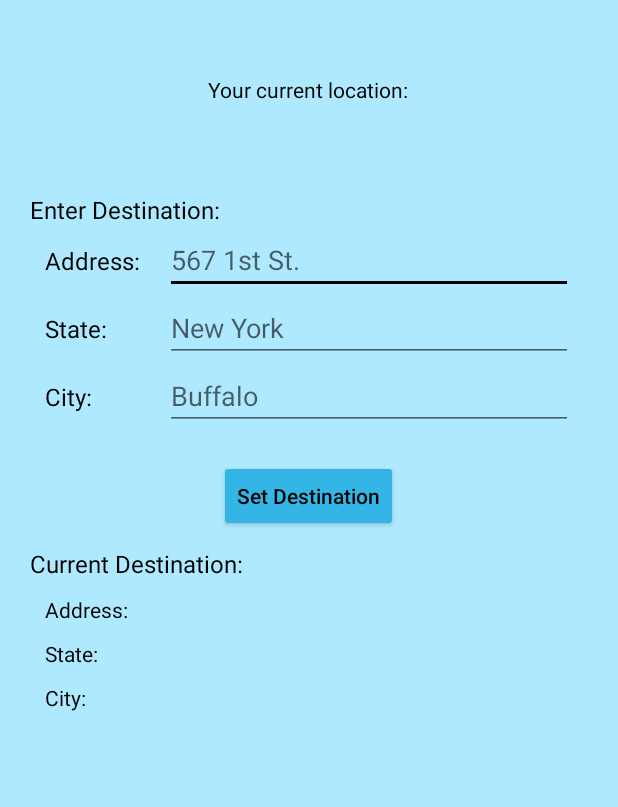
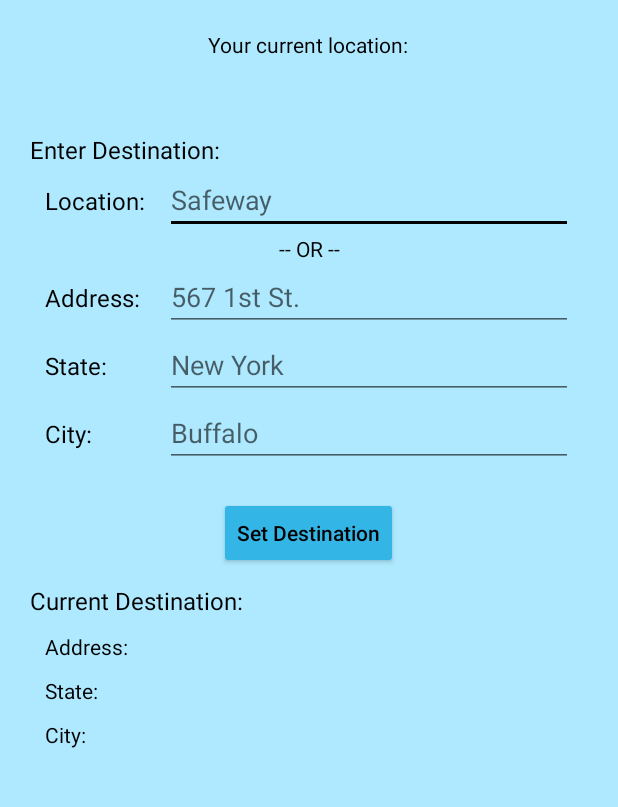
Before and after one commit to IndecisiveFly/Automotive-HUD, an Android app: the Controller screen opened directly, with no data from a screen before it, after a tap on "Setup Navigation", on a phone screen of 412 x 824 dp, the part 60-867 px from its top. Run offline under Robolectric (Android 15) with nearby library versions, the phone set to English and light mode, and no system bars; 4 statements that could not run were skipped.

Commit message:
Minor changes messing around with updating strings on location listener, set/not set for destination, and attempts at making bluetooth connection service work correctly. Connect button should start a connection between two apps but crashes, right now it just displays the paired device it wants to connect to.

```diff
--- a/Andoird_Application/app/build.gradle
+++ b/Andoird_Application/app/build.gradle
@@ -35,6 +35,7 @@ dependencies {
     testImplementation 'junit:junit:4.12'
     androidTestImplementation 'com.android.support.test:runner:1.0.1'
     androidTestImplementation 'com.android.support.test.espresso:espresso-core:3.0.1'
-    compile 'com.google.android.gms:play-services-maps:11.8.0'
-    compile 'com.google.android.gms:play-services-location:11.8.0'
+    compile 'com.google.android.gms:play-services-maps:12.0.0'
+    compile 'com.google.android.gms:play-services-location:12.0.0'
+    compile 'com.google.code.gson:gson:2.8.0'
 }
--- a/Andoird_Application/app/src/main/java/com/dashhud/crigerkwok/dashboardhud/Controller.java
+++ b/Andoird_Application/app/src/main/java/com/dashhud/crigerkwok/dashboardhud/Controller.java
@@ -14,6 +14,8 @@ import android.widget.SeekBar;
 import android.widget.TextView;
 import android.widget.Toast;
 
+import com.google.gson.Gson;
+
 import java.math.RoundingMode;
 import java.nio.charset.Charset;
 import java.text.DecimalFormat;
@@ -22,14 +24,14 @@ import java.util.UUID;
 public class Controller extends AppCompatActivity {
 
     TextView device_status;
-    TextView gmaps_status;
+    TextView dest_status;
     TextView fm_current;
     TextView saved_fm;
 
     Button connect_gmaps;
     Button set_station;
 
-    //BT_Connection bt_connection;
+    BT_Connection bt_connection;
     Button connect;
     TextView other_station;
     private static final UUID app_uuid = UUID.fromString("00101101-0000-1000-8000-A0803F9B34FB");
@@ -54,7 +56,7 @@ public class Controller extends AppCompatActivity {
         setContentView(R.layout.controller);
 
         device_status = findViewById(R.id.device_connection);
-        gmaps_status = findViewById(R.id.maps_connected_text);
+        dest_status = findViewById(R.id.dest_set_text);
         fm_current = findViewById(R.id.FM_frequency_text);
         saved_fm = findViewById(R.id.saved_station_str);
 
@@ -84,8 +86,10 @@ public class Controller extends AppCompatActivity {
         int b = (int) (a/0.2);
         fm_select.setProgress(b);
 
-        //start bluetooth connection service when this activity launches.
-        //bt_device = bt_connection.getDevice();
+        //get selected device and start bluetooth connection service when this activity launches.
+        Gson gson = new Gson();
+        String json = pref.getString("device", "");
+        bt_device = gson.fromJson(json, BluetoothDevice.class);
 
         //keep statuses current
         update_station();
@@ -97,8 +101,27 @@ public class Controller extends AppCompatActivity {
         dest_pref.edit().clear().apply();
     }
 
+    @Override
+    protected void onResume() {
+        super.onResume();
+        update_station();
+    }
+
     public void update_station()
     {
+        //check if there is a destination set (if any of the 3 strings are null, not set)
+        String a = dest_pref.getString("saved_address", "");
+        String s = dest_pref.getString("saved_state", "");
+        String c = dest_pref.getString("saved_city", "");
+        if(a.equals("") || s.equals("") || c.equals(""))
+        {
+            dest_status.setText("Not Set");
+        }
+        else
+        {
+            dest_status.setText("Set");
+        }
+
         fm_select.setOnSeekBarChangeListener(new SeekBar.OnSeekBarChangeListener() {
             @Override
             public void onProgressChanged(SeekBar sb, int progress, boolean from_user) {
@@ -155,14 +178,16 @@ public class Controller extends AppCompatActivity {
         startActivity(getIntent());
     }
 
-    /* Manual attempt at starting connection service
+    //Manual attempt at starting connection service
     public void connect_service(View v)
     {
-        bt_connection.startClient(bt_device, app_uuid);
+        String name = bt_device.getName();
+        String address = bt_device.getAddress();
+        Toast.makeText(this, name + " @ " + address, Toast.LENGTH_LONG).show();
+        //bt_connection.startClient(bt_device, app_uuid);
     }
-    */
 
-    public void google_maps(View v)
+    public void to_destination(View v)
     {
         Intent a = new Intent(Controller.this, Destination_Info.class);
         startActivity(a);
--- a/Andoird_Application/app/src/main/java/com/dashhud/crigerkwok/dashboardhud/Destination_Info.java
+++ b/Andoird_Application/app/src/main/java/com/dashhud/crigerkwok/dashboardhud/Destination_Info.java
@@ -116,6 +116,9 @@ public class Destination_Info extends AppCompatActivity implements LocationListe
     public void onLocationChanged(Location location) {
         longitude = location.getLongitude();
         latitude = location.getLatitude();
+        update();
+        //Intent a = new Intent(Destination_Info.this, Destination_Info.class);
+        //startActivity(a);
     }
 
     @Override
--- a/Andoird_Application/app/src/main/res/layout/activity_destination__info.xml
+++ b/Andoird_Application/app/src/main/res/layout/activity_destination__info.xml
@@ -18,7 +18,7 @@
 
     <Space
         android:layout_width="match_parent"
-        android:layout_height="50dp" />
+        android:layout_height="20dp" />
 
     <TextView
         android:layout_width="wrap_content"
@@ -43,7 +43,7 @@
 
     <Space
         android:layout_width="match_parent"
-        android:layout_height="30dp" />
+        android:layout_height="20dp" />
 
     <TextView
         android:layout_width="wrap_content"
@@ -52,6 +52,37 @@
         android:textColor="@color/Black"
         android:textSize="16sp"
         android:text="@string/enter_dest"/>
+
+    <LinearLayout
+        android:layout_width="match_parent"
+        android:layout_height="wrap_content"
+        android:paddingStart="30dp"
+        android:paddingEnd="30dp">
+
+        <TextView
+            android:layout_width="80dp"
+            android:layout_height="wrap_content"
+            android:text="@string/location"
+            android:labelFor="@+id/location_edit"
+            android:textColor="@color/Black"
+            android:textSize="16sp"/>
+
+        <EditText
+            android:layout_width="match_parent"
+            android:layout_height="wrap_content"
+            android:id="@+id/location_edit"
+            android:hint="@string/location_hint"
+            android:inputType="textPostalAddress"
+            android:textColor="@color/Black"/>
+
+    </LinearLayout>
+
+    <TextView
+        android:layout_width="match_parent"
+        android:layout_height="wrap_content"
+        android:textColor="@color/Black"
+        android:gravity="center"
+        android:text="-- OR --"/>
 
     <LinearLayout
         android:layout_width="match_parent"
--- a/Andoird_Application/app/src/main/res/values/strings.xml
+++ b/Andoird_Application/app/src/main/res/values/strings.xml
@@ -21,4 +21,6 @@
     <string name="current_station">Current:\ \ </string>
     <string name="enter_dest">Enter Destination:\ \ </string>
     <string name="current_dest">Current Destination:\ \ </string>
+    <string name="location">Location:\ \ </string>
+    <string name="location_hint">Safeway</string>
 </resources>
```
Also changed, not shown: Andoird_Application/app/src/main/java/com/dashhud/crigerkwok/dashboardhud/BT_Connection.java (+48 -10 lines), Andoird_Application/app/src/main/java/com/dashhud/crigerkwok/dashboardhud/Connect_BT.java (+24 -3 lines), Andoird_Application/app/src/main/res/layout/controller.xml (+4 -3 lines).
